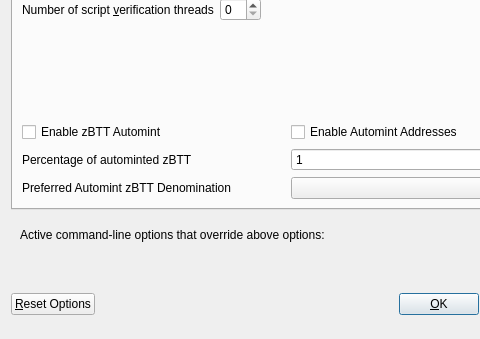
Above: src/qt/forms/optionsdialog.ui from c0de0x/blocs before the change; both pictures show x 0 to 480 and y 103 to 442 of the 576 by 442 pixel window. Below: the same form after it.
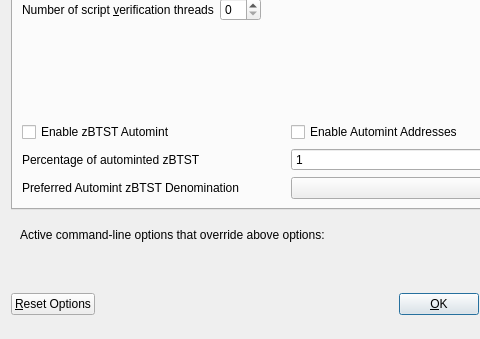
That is the form after the change. Custom widgets are drawn as their Qt base class.

Commit message: code rebranding BTT->BTST

```diff
--- a/src/qt/forms/optionsdialog.ui
+++ b/src/qt/forms/optionsdialog.ui
@@ -147,7 +147,7 @@
                <enum>Qt::LeftToRight</enum>
               </property>
               <property name="text">
-               <string>Enable zBTT Automint</string>
+               <string>Enable zBTST Automint</string>
               </property>
              </widget>
             </item>
@@ -174,7 +174,7 @@
                <string>Percentage of incoming BTT which get automatically converted to zBTT via Zerocoin Protocol (min: 10%)</string>
               </property>
               <property name="text">
-               <string>Percentage of autominted zBTT</string>
+               <string>Percentage of autominted zBTST</string>
               </property>
              </widget>
             </item>
@@ -207,7 +207,7 @@
                <string>Wait with automatic conversion to Zerocoin until enough BTT for this denomination is available</string>
               </property>
               <property name="text">
-               <string>Preferred Automint zBTT Denomination</string>
+               <string>Preferred Automint zBTST Denomination</string>
               </property>
              </widget>
             </item>
```
Left out of the diff: 10 changed lines with no effect on the pictures. The commit also changes 135 other files.
